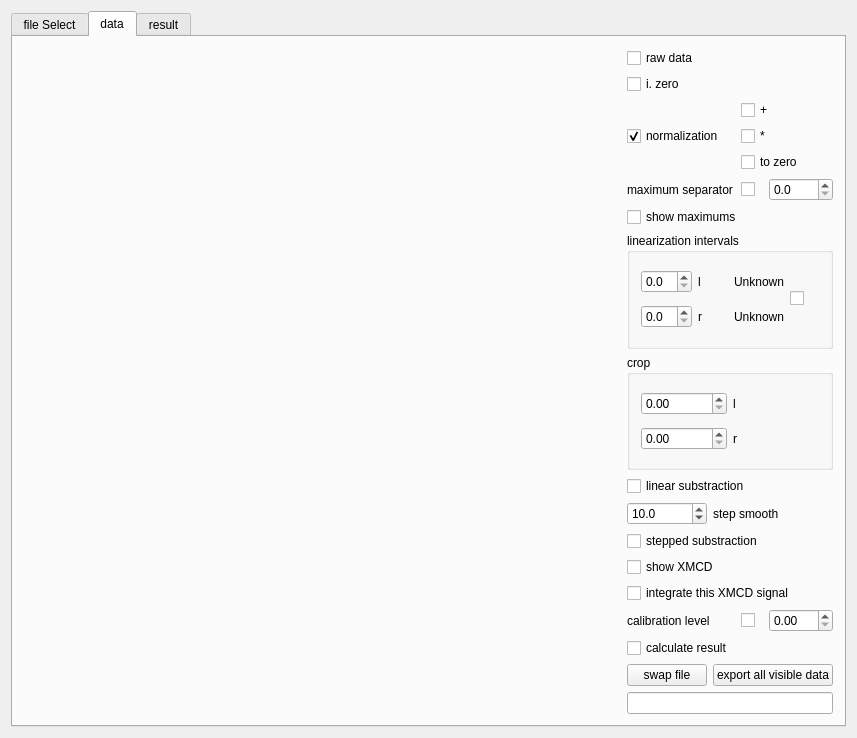
Before: the Qt Designer form mainwindow.ui in Rezenter/XMCDAnalyser, drawn with Qt 5.
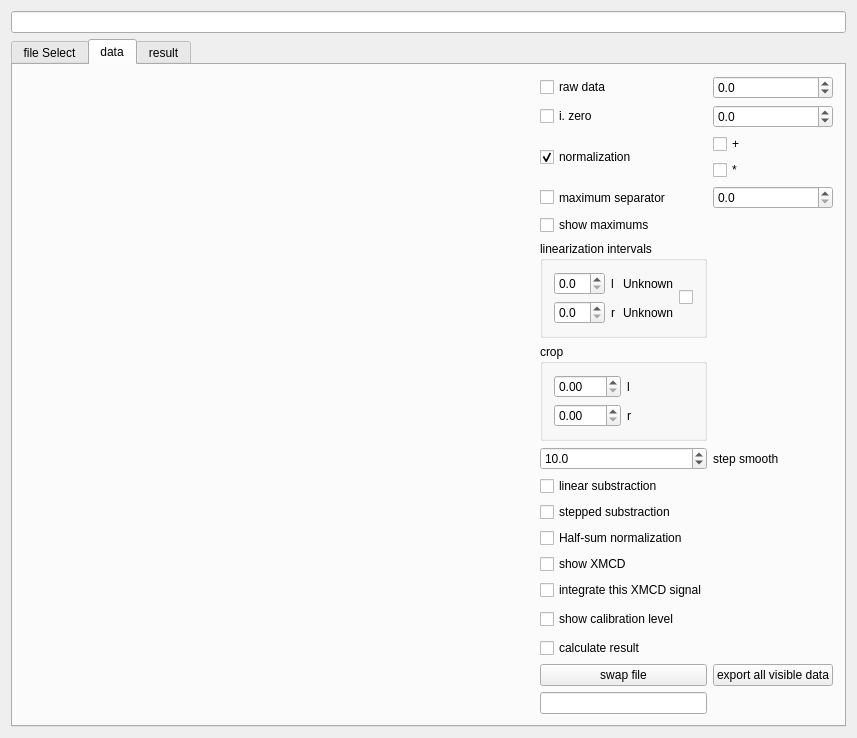
After: the same form once the commit is applied. The open tabs and pages were chosen to show the change.

```diff
--- a/mainwindow.ui
+++ b/mainwindow.ui
@@ -27,7 +27,7 @@
     </size>
    </property>
    <layout class="QGridLayout" name="gridLayout_2">
-    <item row="0" column="1">
+    <item row="1" column="1">
      <widget class="QTabWidget" name="tabWidget">
       <property name="sizePolicy">
        <sizepolicy hsizetype="Expanding" vsizetype="Expanding">
@@ -52,7 +52,7 @@
         <string>file Select</string>
        </attribute>
        <layout class="QGridLayout" name="gridLayout_3">
-        <item row="2" column="0">
+        <item row="4" column="0">
          <widget class="QLabel" name="label_16">
           <property name="sizePolicy">
            <sizepolicy hsizetype="Maximum" vsizetype="Preferred">
@@ -71,7 +71,7 @@
           </property>
          </widget>
         </item>
-        <item row="2" column="3">
+        <item row="4" column="3">
          <widget class="QPushButton" name="forget1Button">
           <property name="sizePolicy">
            <sizepolicy hsizetype="Maximum" vsizetype="Fixed">
@@ -90,7 +90,7 @@
           </property>
          </widget>
         </item>
-        <item row="2" column="2">
+        <item row="4" column="2">
          <widget class="QLabel" name="file1Label">
           <property name="toolTip">
            <string>First file name.</string>
@@ -103,7 +103,7 @@
           </property>
          </widget>
         </item>
-        <item row="0" column="4" rowspan="7">
+        <item row="0" column="4" rowspan="9">
          <widget class="QTableView" name="fileTable">
           <property name="sizePolicy">
            <sizepolicy hsizetype="Expanding" vsizetype="Preferred">
@@ -122,7 +122,7 @@
           </attribute>
          </widget>
         </item>
-        <item row="4" column="2">
+        <item row="6" column="2">
          <widget class="QLabel" name="file2Label">
           <property name="toolTip">
            <string>Second file name.</string>
@@ -135,7 +135,7 @@
           </property>
          </widget>
         </item>
-        <item row="4" column="0">
+        <item row="6" column="0">
          <widget class="QLabel" name="label_17">
           <property name="sizePolicy">
            <sizepolicy hsizetype="Maximum" vsizetype="Preferred">
@@ -154,7 +154,7 @@
           </property>
          </widget>
         </item>
-        <item row="4" column="1">
+        <item row="6" column="1">
          <widget class="QCheckBox" name="file2Box">
           <property name="sizePolicy">
            <sizepolicy hsizetype="Maximum" vsizetype="Fixed">
@@ -179,7 +179,7 @@
           </attribute>
          </widget>
         </item>
-        <item row="5" column="0" colspan="4">
+        <item row="7" column="0" colspan="4">
          <layout class="QHBoxLayout" name="horizontalLayout">
           <item>
            <widget class="QLineEdit" name="fileMask">
@@ -237,7 +237,7 @@
           </item>
          </layout>
         </item>
-        <item row="1" column="0" colspan="4">
+        <item row="2" column="0" colspan="4">
          <widget class="QTreeView" name="fileTree">
           <property name="sizePolicy">
            <sizepolicy hsizetype="Minimum" vsizetype="Expanding">
@@ -281,7 +281,7 @@
           </property>
          </widget>
         </item>
-        <item row="4" column="3">
+        <item row="6" column="3">
          <widget class="QPushButton" name="forget2Button">
           <property name="sizePolicy">
            <sizepolicy hsizetype="Maximum" vsizetype="Fixed">
@@ -300,7 +300,7 @@
           </property>
          </widget>
         </item>
-        <item row="2" column="1">
+        <item row="4" column="1">
          <widget class="QCheckBox" name="file1Box">
           <property name="sizePolicy">
            <sizepolicy hsizetype="Maximum" vsizetype="Fixed">
@@ -328,7 +328,7 @@
           </attribute>
          </widget>
         </item>
-        <item row="3" column="0" colspan="4">
+        <item row="5" column="0" colspan="4">
          <widget class="QGroupBox" name="groupBox_2">
           <property name="minimumSize">
            <size>
@@ -395,6 +395,33 @@
           </layout>
          </widget>
         </item>
+        <item row="1" column="0" colspan="4">
+         <layout class="QHBoxLayout" name="horizontalLayout_3">
+          <item>
+           <widget class="QRadioButton" name="holderButton">
+            <property name="text">
+             <string>angle = holder</string>
+            </property>
+            <property name="checked">
+             <bool>true</bool>
+            </property>
+            <attribute name="buttonGroup">
+             <string notr="true">treatAngleAsGroup</string>
+            </attribute>
+           </widget>
+          </item>
+          <item>
+           <widget class="QRadioButton" name="angleButton">
+            <property name="text">
+             <string>angle = electromagnet angle</string>
+            </property>
+            <attribute name="buttonGroup">
+             <string notr="true">treatAngleAsGroup</string>
+            </attribute>
+           </widget>
+          </item>
+         </layout>
+        </item>
        </layout>
       </widget>
       <widget class="QWidget" name="tab_2">
@@ -407,8 +434,8 @@
        <attribute name="title">
         <string>data</string>
        </attribute>
-       <layout class="QGridLayout" name="gridLayout">
-        <item row="0" column="0">
+       <layout class="QHBoxLayout" name="horizontalLayout_4">
+        <item>
          <widget class="QWidget" name="chartWidget" native="true">
           <property name="sizePolicy">
            <sizepolicy hsizetype="Expanding" vsizetype="Expanding">
@@ -433,113 +460,9 @@
           </property>
          </widget>
         </item>
-        <item row="0" column="1">
-         <layout class="QGridLayout" name="gridLayout_10">
-          <item row="5" column="3">
-           <widget class="QDoubleSpinBox" name="dividerSpinBox">
-            <property name="sizePolicy">
-             <sizepolicy hsizetype="Minimum" vsizetype="Fixed">
-              <horstretch>0</horstretch>
-              <verstretch>0</verstretch>
-             </sizepolicy>
-            </property>
-            <property name="toolTipDuration">
-             <number>100000</number>
-            </property>
-            <property name="decimals">
-             <number>1</number>
-            </property>
-            <property name="maximum">
-             <double>1000.000000000000000</double>
-            </property>
-           </widget>
-          </item>
-          <item row="4" column="2" colspan="2">
-           <widget class="QCheckBox" name="oneBox">
-            <property name="toolTip">
-             <string>set both left edges as zero, set (max - min) = 100</string>
-            </property>
-            <property name="toolTipDuration">
-             <number>100000</number>
-            </property>
-            <property name="text">
-             <string>to zero</string>
-            </property>
-            <attribute name="buttonGroup">
-             <string notr="true">normGroup</string>
-            </attribute>
-           </widget>
-          </item>
-          <item row="3" column="2" colspan="2">
-           <widget class="QCheckBox" name="mulBox">
-            <property name="toolTip">
-             <string>Multiply right polarization signal by constant in orger to equalize left edge.</string>
-            </property>
-            <property name="toolTipDuration">
-             <number>100000</number>
-            </property>
-            <property name="text">
-             <string>*</string>
-            </property>
-            <property name="checked">
-             <bool>false</bool>
-            </property>
-            <attribute name="buttonGroup">
-             <string notr="true">normGroup</string>
-            </attribute>
-           </widget>
-          </item>
-          <item row="1" column="0" colspan="4">
-           <widget class="QCheckBox" name="zeroBox">
-            <property name="sizePolicy">
-             <sizepolicy hsizetype="Minimum" vsizetype="Fixed">
-              <horstretch>0</horstretch>
-              <verstretch>0</verstretch>
-             </sizepolicy>
-            </property>
-            <property name="toolTip">
-             <string>beam intensity</string>
-            </property>
-            <property name="toolTipDuration">
-             <number>100000</number>
-            </property>
-            <property name="statusTip">
-             <string>Normalisation signal from beamline.</string>
-            </property>
-            <property name="text">
-             <string>i. zero</string>
-            </property>
-            <property name="autoExclusive">
-             <bool>true</bool>
-            </property>
-            <attribute name="buttonGroup">
-             <string notr="true">normGroup</string>
-            </attribute>
-           </widget>
-          </item>
-          <item row="3" column="0" colspan="2">
-           <widget class="QCheckBox" name="normBox">
-            <property name="toolTip">
-             <string>(raw data)/(i.zero)</string>
-            </property>
-            <property name="toolTipDuration">
-             <number>100000</number>
-            </property>
-            <property name="text">
-             <string>normalization</string>
-            </property>
-            <property name="checked">
-             <bool>true</bool>
-            </property>
-            <property name="autoExclusive">
-             <bool>true</bool>
-            </property>
-            <attribute name="buttonGroup">
-             <string notr="true">normGroup</string>
-            </attribute>
-           </widget>
-          </item>
-          <item row="2" column="2" colspan="2">
+        <item>
+         <layout class="QGridLayout" name="gridLayout">
+          <item row="2" column="1">
            <widget class="QCheckBox" name="stepBox">
             <property name="toolTip">
              <string>Add constant background to the right polarization signal in order to equalize left edge.</string>
@@ -558,35 +481,89 @@
             </attribute>
            </widget>
           </item>
-          <item row="0" column="0" colspan="4">
-           <widget class="QCheckBox" name="rawBox">
-            <property name="sizePolicy">
-             <sizepolicy hsizetype="Minimum" vsizetype="Fixed">
-              <horstretch>0</horstretch>
-              <verstretch>0</verstretch>
-             </sizepolicy>
-            </property>
+          <item row="3" column="1">
+           <widget class="QCheckBox" name="mulBox">
             <property name="toolTip">
-             <string>Bare data strait from beamline.</string>
+             <string>Multiply right polarization signal by constant in orger to equalize left edge.</string>
             </property>
             <property name="toolTipDuration">
              <number>100000</number>
             </property>
-            <property name="statusTip">
-             <string/>
-            </property>
             <property name="text">
-             <string>raw data</string>
+             <string>*</string>
             </property>
-            <property name="autoExclusive">
-             <bool>true</bool>
+            <property name="checked">
+             <bool>false</bool>
             </property>
             <attribute name="buttonGroup">
              <string notr="true">normGroup</string>
             </attribute>
            </widget>
           </item>
-          <item row="7" column="0" colspan="4">
+          <item row="5" column="0">
+           <widget class="QCheckBox" name="dividerBox">
+            <property name="sizePolicy">
+             <sizepolicy hsizetype="Minimum" vsizetype="Minimum">
+              <horstretch>0</horstretch>
+              <verstretch>0</verstretch>
+             </sizepolicy>
+            </property>
+            <property name="toolTipDuration">
+             <number>100000</number>
+            </property>
+            <property name="text">
+             <string>maximum separator</string>
+            </property>
+            <attribute name="buttonGroup">
+             <string notr="true">elseGroup</string>
+            </attribute>
+           </widget>
+          </item>
+          <item row="5" column="1">
+           <widget class="QDoubleSpinBox" name="dividerSpinBox">
+            <property name="sizePolicy">
+             <sizepolicy hsizetype="Minimum" vsizetype="Fixed">
+              <horstretch>0</horstretch>
+              <verstretch>0</verstretch>
+             </sizepolicy>
+            </property>
+            <property name="toolTipDuration">
+             <number>100000</number>
+            </property>
+            <property name="decimals">
+             <number>1</number>
+            </property>
+            <property name="maximum">
+             <double>1000.000000000000000</double>
+            </property>
+           </widget>
+          </item>
+          <item row="6" column="0">
+           <widget class="QCheckBox" name="maxBox">
+            <property name="sizePolicy">
+             <sizepolicy hsizetype="Minimum" vsizetype="Fixed">
+              <horstretch>0</horstretch>
+              <verstretch>0</verstretch>
+             </sizepolicy>
+            </property>
+            <property name="toolTip">
+             <string>Show current maximums in order to set separator.</string>
+            </property>
+            <property name="toolTipDuration">
+             <number>100000</number>
+            </property>
+            <property name="text">
+             <string>show maximums</string>
+            </property>
+            <property name="autoExclusive">
+             <bool>false</bool>
+            </property>
+            <attribute name="buttonGroup">
+             <string notr="true">elseGroup</string>
+            </attribute>
+           </widget>
+          </item>
+          <item row="7" column="0">
            <widget class="QGroupBox" name="linGroupBox">
             <property name="sizePolicy">
              <sizepolicy hsizetype="Minimum" vsizetype="Minimum">
@@ -594,6 +571,12 @@
               <verstretch>0</verstretch>
              </sizepolicy>
             </property>
+            <property name="minimumSize">
+             <size>
+              <width>0</width>
+              <height>0</height>
+             </size>
+            </property>
             <property name="toolTip">
              <string>Define linearization intervals[eV].</string>
             </property>
@@ -606,6 +589,12 @@
             <layout class="QGridLayout" name="gridLayout_4">
              <item row="0" column="0">
               <widget class="QDoubleSpinBox" name="llSpinBox">
+               <property name="minimumSize">
+                <size>
+                 <width>0</width>
+                 <height>15</height>
+                </size>
+               </property>
                <property name="toolTipDuration">
                 <number>100000</number>
                </property>
@@ -658,6 +647,12 @@
              </item>
              <item row="1" column="0">
               <widget class="QDoubleSpinBox" name="rlSpinBox">
+               <property name="minimumSize">
+                <size>
+                 <width>0</width>
+                 <height>15</height>
+                </size>
+               </property>
                <property name="toolTipDuration">
                 <number>100000</number>
                </property>
@@ -698,7 +693,63 @@
             </layout>
            </widget>
           </item>
-          <item row="8" column="0" colspan="4">
+          <item row="0" column="0">
+           <widget class="QCheckBox" name="rawBox">
+            <property name="sizePolicy">
+             <sizepolicy hsizetype="Minimum" vsizetype="Fixed">
+              <horstretch>0</horstretch>
+              <verstretch>0</verstretch>
+             </sizepolicy>
+            </property>
+            <property name="toolTip">
+             <string>Bare data strait from beamline.</string>
+            </property>
+            <property name="toolTipDuration">
+             <number>100000</number>
+            </property>
+            <property name="statusTip">
+             <string/>
+            </property>
+            <property name="text">
+             <string>raw data</string>
+            </property>
+            <property name="autoExclusive">
+             <bool>true</bool>
+            </property>
+            <attribute name="buttonGroup">
+             <string notr="true">normGroup</string>
+            </attribute>
+           </widget>
+          </item>
+          <item row="1" column="0">
+           <widget class="QCheckBox" name="zeroBox">
+            <property name="sizePolicy">
+             <sizepolicy hsizetype="Minimum" vsizetype="Fixed">
+              <horstretch>0</horstretch>
+              <verstretch>0</verstretch>
+             </sizepolicy>
+            </property>
+            <property name="toolTip">
+             <string>beam intensity</string>
+            </property>
+            <property name="toolTipDuration">
+             <number>100000</number>
+            </property>
+            <property name="statusTip">
+             <string>Normalisation signal from beamline.</string>
+            </property>
+            <property name="text">
+             <string>i. zero</string>
+            </property>
+            <property name="autoExclusive">
+             <bool>true</bool>
+            </property>
+            <attribute name="buttonGroup">
+             <string notr="true">normGroup</string>
+            </attribute>
+           </widget>
+          </item>
+          <item row="8" column="0">
            <widget class="QGroupBox" name="groupBox_3">
             <property name="sizePolicy">
              <sizepolicy hsizetype="Minimum" vsizetype="Minimum">
@@ -706,6 +757,12 @@
               <verstretch>0</verstretch>
              </sizepolicy>
             </property>
+            <property name="minimumSize">
+             <size>
+              <width>0</width>
+              <height>0</height>
+             </size>
+            </property>
             <property name="toolTip">
              <string>Define left/right side cropping intervals [eV].</string>
             </property>
@@ -718,6 +775,12 @@
             <layout class="QGridLayout" name="gridLayout_9">
              <item row="0" column="0">
               <widget class="QDoubleSpinBox" name="bSpinBox">
+               <property name="minimumSize">
+                <size>
+                 <width>0</width>
+                 <height>15</height>
+                </size>
+               </property>
                <property name="toolTipDuration">
                 <number>100000</number>
                </property>
@@ -744,6 +807,12 @@
              </item>
              <item row="1" column="0">
               <widget class="QDoubleSpinBox" name="tSpinBox">
+               <property name="minimumSize">
+                <size>
+                 <width>0</width>
+                 <height>15</height>
+                </size>
+               </property>
                <property name="toolTipDuration">
                 <number>100000</number>
                </property>
@@ -771,80 +840,7 @@
             </layout>
            </widget>
           </item>
-          <item row="6" column="0" colspan="4">
-           <widget class="QCheckBox" name="maxBox">
-            <property name="sizePolicy">
-             <sizepolicy hsizetype="Minimum" vsizetype="Fixed">
-              <horstretch>0</horstretch>
-              <verstretch>0</verstretch>
-             </sizepolicy>
-            </property>
-            <property name="toolTip">
-             <string>Show current maximums in order to set separator.</string>
-            </property>
-            <property name="toolTipDuration">
-             <number>100000</number>
-            </property>
-            <property name="text">
-             <string>show maximums</string>
-            </property>
-            <property name="autoExclusive">
-             <bool>false</bool>
-            </property>
-            <attribute name="buttonGroup">
-             <string notr="true">elseGroup</string>
-            </attribute>
-           </widget>
-          </item>
-          <item row="5" column="2">
-           <widget class="QCheckBox" name="dividerBox">
-            <property name="sizePolicy">
-             <sizepolicy hsizetype="Minimum" vsizetype="Minimum">
-              <horstretch>0</horstretch>
-              <verstretch>0</verstretch>
-             </sizepolicy>
-            </property>
-            <property name="toolTipDuration">
-             <number>100000</number>
-            </property>
-            <property name="text">
-             <string/>
-            </property>
-            <attribute name="buttonGroup">
-             <string notr="true">elseGroup</string>
-            </attribute>
-           </widget>
-          </item>
-          <item row="5" column="0" colspan="2">
-           <widget class="QLabel" name="label_18">
-            <property name="text">
-             <string>maximum separator</string>
-            </property>
-           </widget>
-          </item>
-          <item row="9" column="0" colspan="4">
-           <widget class="QCheckBox" name="linearBackgroundBox">
-            <property name="sizePolicy">
-             <sizepolicy hsizetype="Minimum" vsizetype="Fixed">
-              <horstretch>0</horstretch>
-              <verstretch>0</verstretch>
-             </sizepolicy>
-            </property>
-            <property name="toolTip">
-             <string>Substract linear background.</string>
-            </property>
-            <property name="toolTipDuration">
-             <number>100000</number>
-            </property>
-            <property name="text">
-             <string>linear substraction</string>
-            </property>
-            <attribute name="buttonGroup">
-             <string notr="true">backgroundGroup</string>
-            </attribute>
-           </widget>
-          </item>
-          <item row="10" column="0">
+          <item row="9" column="0">
            <widget class="QDoubleSpinBox" name="filletSpinBox">
             <property name="toolTipDuration">
              <number>100000</number>
@@ -866,7 +862,7 @@
             </property>
            </widget>
           </item>
-          <item row="10" column="1" colspan="3">
+          <item row="9" column="1">
            <widget class="QLabel" name="label_24">
             <property name="sizePolicy">
              <sizepolicy hsizetype="Minimum" vsizetype="Minimum">
@@ -879,7 +875,29 @@
             </property>
            </widget>
           </item>
-          <item row="11" column="0" colspan="4">
+          <item row="10" column="0">
+           <widget class="QCheckBox" name="linearBackgroundBox">
+            <property name="sizePolicy">
+             <sizepolicy hsizetype="Minimum" vsizetype="Fixed">
+              <horstretch>0</horstretch>
+              <verstretch>0</verstretch>
+             </sizepolicy>
+            </property>
+            <property name="toolTip">
+             <string>Substract linear background.</string>
+            </property>
+            <property name="toolTipDuration">
+             <number>100000</number>
+            </property>
+            <property name="text">
+             <string>linear substraction</string>
+            </property>
+            <attribute name="buttonGroup">
+             <string notr="true">backgroundGroup</string>
+            </attribute>
+           </widget>
+          </item>
+          <item row="11" column="0">
            <widget class="QCheckBox" name="steppedBackgroundBox">
             <property name="sizePolicy">
              <sizepolicy hsizetype="Minimum" vsizetype="Fixed">
@@ -904,67 +922,14 @@
             </attribute>
            </widget>
           </item>
-          <item row="13" column="0" colspan="4">
-           <widget class="QCheckBox" name="integrateBox">
-            <property name="sizePolicy">
-             <sizepolicy hsizetype="Minimum" vsizetype="Fixed">
-              <horstretch>0</horstretch>
-              <verstretch>0</verstretch>
-             </sizepolicy>
-            </property>
-            <property name="toolTip">
-             <string>Calculate integrals based on the XMSD signal. Show them in the next tab.</string>
-            </property>
-            <property name="toolTipDuration">
-             <number>100000</number>
-            </property>
+          <item row="12" column="0">
+           <widget class="QCheckBox" name="sumBox">
             <property name="text">
-             <string>integrate this XMCD signal</string>
+             <string>Half-sum normalization</string>
             </property>
-            <attribute name="buttonGroup">
-             <string notr="true">elseGroup</string>
-            </attribute>
            </widget>
           </item>
-          <item row="15" column="0" colspan="4">
-           <widget class="QCheckBox" name="calculateBox">
-            <property name="sizePolicy">
-             <sizepolicy hsizetype="Minimum" vsizetype="Fixed">
-              <horstretch>0</horstretch>
-              <verstretch>0</verstretch>
-             </sizepolicy>
-            </property>
-            <property name="toolTip">
-             <string>If both files have calculated integrals, calculate resulting moments.</string>
-            </property>
-            <property name="toolTipDuration">
-             <number>100000</number>
-            </property>
-            <property name="text">
-             <string>calculate result</string>
-            </property>
-            <attribute name="buttonGroup">
-             <string notr="true">elseGroup</string>
-            </attribute>
-           </widget>
-          </item>
-          <item row="17" column="0" colspan="4">
-           <widget class="QLineEdit" name="exportLine">
-            <property name="sizePolicy">
-             <sizepolicy hsizetype="Minimum" vsizetype="Fixed">
-              <horstretch>0</horstretch>
-              <verstretch>0</verstretch>
-             </sizepolicy>
-            </property>
-            <property name="toolTip">
-             <string>Export path</string>
-            </property>
-            <property name="toolTipDuration">
-             <number>100000</number>
-            </property>
-           </widget>
-          </item>
-          <item row="12" column="0" colspan="4">
+          <item row="13" column="0">
            <widget class="QCheckBox" name="diffBox">
             <property name="sizePolicy">
              <sizepolicy hsizetype="Minimum" vsizetype="Fixed">
@@ -995,23 +960,29 @@
             </attribute>
            </widget>
           </item>
-          <item row="14" column="0" colspan="2">
-           <widget class="QLabel" name="label_25">
+          <item row="14" column="0">
+           <widget class="QCheckBox" name="integrateBox">
             <property name="sizePolicy">
-             <sizepolicy hsizetype="Minimum" vsizetype="Minimum">
+             <sizepolicy hsizetype="Minimum" vsizetype="Fixed">
               <horstretch>0</horstretch>
               <verstretch>0</verstretch>
              </sizepolicy>
             </property>
             <property name="toolTip">
-             <string>In order to calculate magnetisation angle, programm compares intensity at specified level.</string>
+             <string>Calculate integrals based on the XMSD signal. Show them in the next tab.</string>
+            </property>
+            <property name="toolTipDuration">
+             <number>100000</number>
             </property>
             <property name="text">
-             <string>calibration level</string>
+             <string>integrate this XMCD signal</string>
             </property>
+            <attribute name="buttonGroup">
+             <string notr="true">elseGroup</string>
+            </attribute>
            </widget>
           </item>
-          <item row="14" column="2">
+          <item row="15" column="0">
            <widget class="QCheckBox" name="levelBox">
             <property name="sizePolicy">
              <sizepolicy hsizetype="Minimum" vsizetype="Minimum">
@@ -1020,18 +991,33 @@
              </sizepolicy>
             </property>
             <property name="text">
-             <string/>
-            </property>
-           </widget>
-          </item>
-          <item row="14" column="3">
-           <widget class="QDoubleSpinBox" name="levelSpinBox">
-            <property name="maximum">
-             <double>999.990000000000009</double>
+             <string>show calibration level</string>
             </property>
            </widget>
           </item>
           <item row="16" column="0">
+           <widget class="QCheckBox" name="calculateBox">
+            <property name="sizePolicy">
+             <sizepolicy hsizetype="Minimum" vsizetype="Fixed">
+              <horstretch>0</horstretch>
+              <verstretch>0</verstretch>
+             </sizepolicy>
+            </property>
+            <property name="toolTip">
+             <string>If both files have calculated integrals, calculate resulting moments.</string>
+            </property>
+            <property name="toolTipDuration">
+             <number>100000</number>
+            </property>
+            <property name="text">
+             <string>calculate result</string>
+            </property>
+            <attribute name="buttonGroup">
+             <string notr="true">elseGroup</string>
+            </attribute>
+           </widget>
+          </item>
+          <item row="17" column="0">
            <widget class="QPushButton" name="swapButton">
             <property name="toolTip">
              <string>Change current selected file.</string>
@@ -1041,7 +1027,7 @@
             </property>
            </widget>
           </item>
-          <item row="16" column="1" colspan="3">
+          <item row="17" column="1">
            <widget class="QPushButton" name="exportButton">
             <property name="sizePolicy">
              <sizepolicy hsizetype="Minimum" vsizetype="Fixed">
@@ -1060,6 +1046,76 @@
             </property>
            </widget>
           </item>
+          <item row="18" column="0">
+           <widget class="QLineEdit" name="exportLine">
+            <property name="sizePolicy">
+             <sizepolicy hsizetype="Minimum" vsizetype="Fixed">
+              <horstretch>0</horstretch>
+              <verstretch>0</verstretch>
+             </sizepolicy>
+            </property>
+            <property name="toolTip">
+             <string>Export path</string>
+            </property>
+            <property name="toolTipDuration">
+             <number>100000</number>
+            </property>
+           </widget>
+          </item>
+          <item row="2" column="0" rowspan="2">
+           <widget class="QCheckBox" name="normBox">
+            <property name="toolTip">
+             <string>(raw data)/(i.zero)</string>
+            </property>
+            <property name="toolTipDuration">
+             <number>100000</number>
+            </property>
+            <property name="text">
+             <string>normalization</string>
+            </property>
+            <property name="checked">
+             <bool>true</bool>
+            </property>
+            <property name="autoExclusive">
+             <bool>true</bool>
+            </property>
+            <attribute name="buttonGroup">
+             <string notr="true">normGroup</string>
+            </attribute>
+           </widget>
+          </item>
+          <item row="0" column="1">
+           <widget class="QDoubleSpinBox" name="shadowSpinBox">
+            <property name="decimals">
+             <number>1</number>
+            </property>
+            <property name="minimum">
+             <double>-100.000000000000000</double>
+            </property>
+            <property name="maximum">
+             <double>100.000000000000000</double>
+            </property>
+            <property name="singleStep">
+             <double>0.100000000000000</double>
+            </property>
+           </widget>
+          </item>
+          <item row="1" column="1">
+           <widget class="QDoubleSpinBox" name="zeroShadowSpinBox">
+            <property name="decimals">
+             <number>1</number>
+            </property>
+            <property name="minimum">
+             <double>-100.000000000000000</double>
+            </property>
+            <property name="maximum">
+             <double>100.000000000000000</double>
+            </property>
+            <property name="singleStep">
+             <double>0.100000000000000</double>
+            </property>
+           </widget>
+          </item>
          </layout>
         </item>
        </layout>
@@ -1069,7 +1125,7 @@
         <string>result</string>
        </attribute>
        <layout class="QGridLayout" name="gridLayout_5">
-        <item row="1" column="0">
+        <item row="2" column="0">
          <widget class="QGroupBox" name="groupBox_5">
           <property name="sizePolicy">
            <sizepolicy hsizetype="Preferred" vsizetype="Minimum">
@@ -1293,7 +1349,7 @@
               <string>Use this file as start point to calculate second M. angle.</string>
              </property>
              <property name="text">
-              <string>assume in-plane M.</string>
+              <string>assume M1||SR</string>
              </property>
              <property name="checked">
               <bool>true</bool>
@@ -1334,7 +1390,7 @@
               <string>Magnetisation angle relative to normal axis gained from calculations, assuming intensity is in proportion to cos(M. angle).</string>
              </property>
              <property name="text">
-              <string>M.angle from calc. =</string>
+              <string>M2. angle =</string>
              </property>
             </widget>
            </item>
@@ -1363,7 +1419,7 @@
           </property>
          </widget>
         </item>
-        <item row="2" column="0">
+        <item row="3" column="0">
          <widget class="QGroupBox" name="groupBox_6">
           <property name="sizePolicy">
            <sizepolicy hsizetype="Preferred" vsizetype="Minimum">
@@ -1579,7 +1635,7 @@
               <string>Use this file as start point to calculate second M. angle.</string>
              </property>
              <property name="text">
-              <string>assume in-plane M.</string>
+              <string>assume M2||SR</string>
              </property>
              <attribute name="buttonGroup">
               <string notr="true">angleGroup</string>
@@ -1592,14 +1648,14 @@
               <string>Magnetisation angle relative to normal axis gained from calculations, assuming intensity is in proportion to cos(M. angle).</string>
              </property>
              <property name="text">
-              <string>M.angle from calc. =</string>
+              <string>M1. angle =</string>
              </property>
             </widget>
            </item>
           </layout>
          </widget>
         </item>
-        <item row="1" column="1" rowspan="2">
+        <item row="2" column="1" rowspan="2">
          <widget class="QGroupBox" name="groupBox">
           <property name="sizePolicy">
            <sizepolicy hsizetype="Preferred" vsizetype="Minimum">
@@ -1649,7 +1705,7 @@
               <double>0.010000000000000</double>
              </property>
              <property name="value">
-              <double>0.830000000000000</double>
+              <double>0.700000000000000</double>
              </property>
             </widget>
            </item>
@@ -1718,6 +1774,9 @@
            </item>
            <item row="6" column="0">
             <widget class="QLabel" name="label_11">
+             <property name="toolTip">
+              <string/>
+             </property>
              <property name="text">
               <string>mT⊥ =</string>
              </property>
@@ -1725,6 +1784,9 @@
            </item>
            <item row="6" column="1">
             <widget class="QLabel" name="mTLabel">
+             <property name="toolTip">
+              <string/>
+             </property>
              <property name="text">
               <string>Unknown</string>
              </property>
@@ -1742,6 +1804,9 @@
            </item>
            <item row="6" column="4">
             <widget class="QLabel" name="mOrbPLabel">
+             <property name="toolTip">
+              <string>Paralel component of orbital moment</string>
+             </property>
              <property name="text">
               <string>Unknown</string>
              </property>
@@ -1802,6 +1867,9 @@
            </item>
            <item row="7" column="4">
             <widget class="QLabel" name="mOrbLabel">
+             <property name="toolTip">
+              <string>Orbital moment, calculatet from components.</string>
+             </property>
              <property name="text">
               <string>Unknown</string>
              </property>
@@ -1810,10 +1878,45 @@
           </layout>
          </widget>
         </item>
+        <item row="1" column="1">
+         <widget class="QDoubleSpinBox" name="energyShiftSpinBox">
+          <property name="suffix">
+           <string>[eV]</string>
+          </property>
+          <property name="decimals">
+           <number>4</number>
+          </property>
+          <property name="minimum">
+           <double>-2.000000000000000</double>
+          </property>
+          <property name="maximum">
+           <double>2.000000000000000</double>
+          </property>
+          <property name="singleStep">
+           <double>0.010000000000000</double>
+          </property>
+          <property name="value">
+           <double>0.000000000000000</double>
+          </property>
+         </widget>
+        </item>
+        <item row="1" column="0">
+         <widget class="QLabel" name="label_18">
+          <property name="text">
+           <string>energy shift</string>
+          </property>
+          <property name="alignment">
+           <set>Qt::AlignRight|Qt::AlignTrailing|Qt::AlignVCenter</set>
+          </property>
+         </widget>
+        </item>
        </layout>
       </widget>
      </widget>
     </item>
+    <item row="0" column="1">
+     <widget class="QLineEdit" name="lineEdit"/>
+    </item>
    </layout>
   </widget>
  </widget>
```
Left out of the diff: 31 changed lines with no effect on the pictures.
